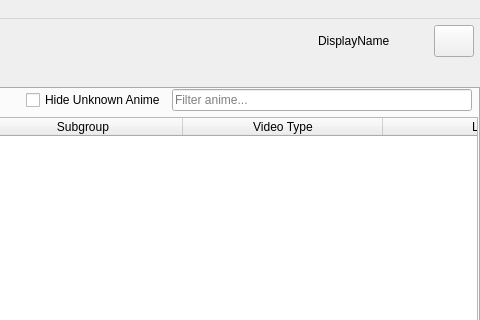
The window that mainwindow.ui (killmaster/Shinjiru) describes before a commit, drawn with Qt 5; both pictures show x 420 to 900 and y 0 to 320 of the 900 by 500 pixel window.
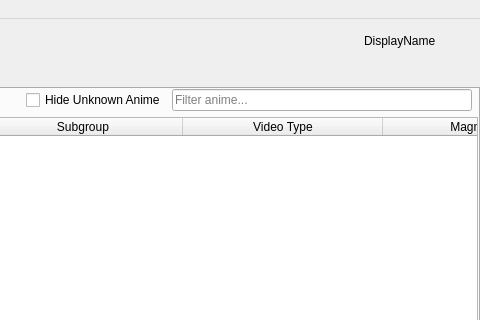
The same window after the commit.

The edit to the form file:
```diff
--- a/mainwindow.ui
+++ b/mainwindow.ui
@@ -142,22 +142,6 @@
          </property>
         </widget>
        </item>
-       <item>
-        <widget class="QPushButton" name="settingsButton">
-         <property name="sizePolicy">
-          <sizepolicy hsizetype="Minimum" vsizetype="Preferred">
-           <horstretch>0</horstretch>
-           <verstretch>0</verstretch>
-          </sizepolicy>
-         </property>
-         <property name="autoFillBackground">
-          <bool>true</bool>
-         </property>
-         <property name="text">
-          <string/>
-         </property>
-        </widget>
-       </item>
       </layout>
      </widget>
     </item>
@@ -659,7 +643,7 @@
           </column>
           <column>
            <property name="text">
-            <string>Link</string>
+            <string>Magnet Link</string>
            </property>
           </column>
          </widget>
```
